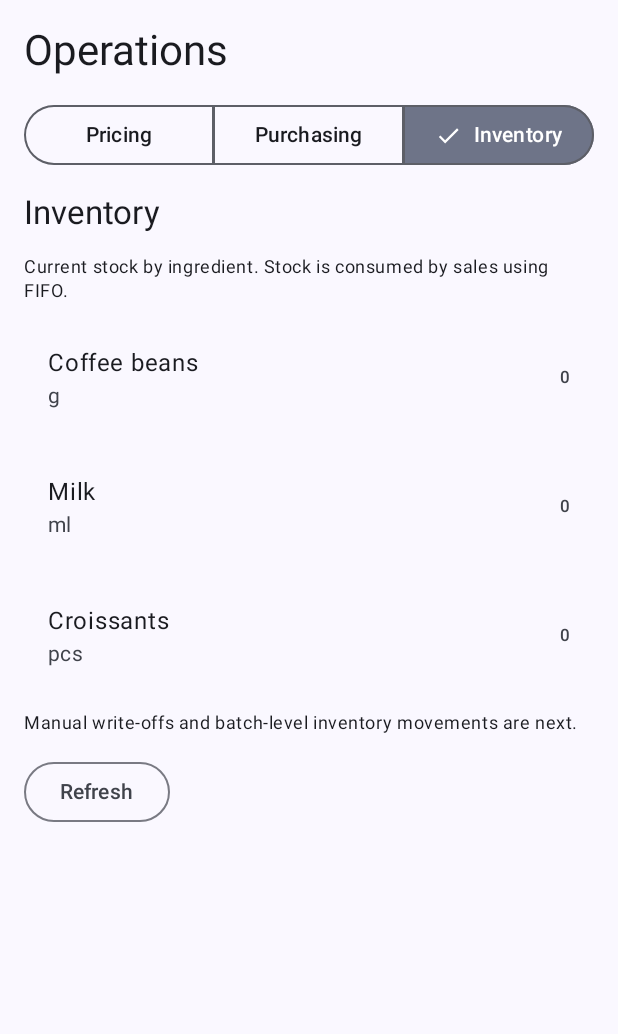
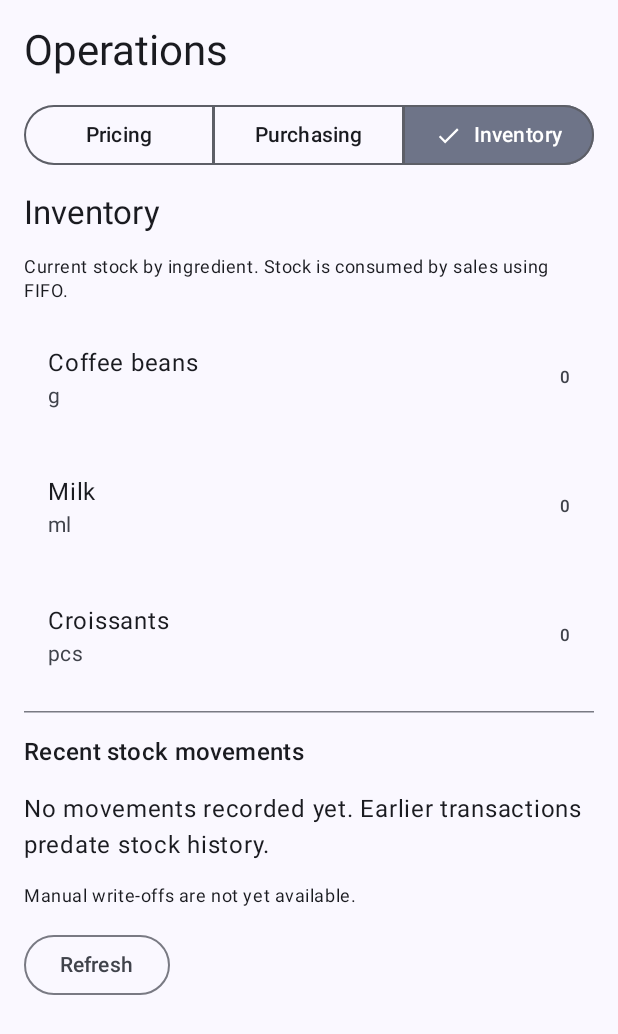
Before and after one commit to volovikigor/runthebusiness, an Android app built with Jetpack Compose: the composable CafeDashboardScreen shown on its own in the app's theme, after a tap on "Inventory", on a phone screen of 412 x 824 dp. Shown: the top 1034 px of the screen. Run offline under Robolectric (Android 15) with nearby library versions, the phone set to English and light mode, and no system bars; our stand-ins replace Room's generated code; 1 other tap on this screen came first.

Commit message:
ui: show receipt and FIFO consumption history in Inventory

```diff
--- a/app/src/main/java/com/example/runthebusiness/ui/cafe/CafeDashboardScreen.kt
+++ b/app/src/main/java/com/example/runthebusiness/ui/cafe/CafeDashboardScreen.kt
@@ -17,12 +17,14 @@ fun CafeDashboardScreen(modifier: Modifier = Modifier) {
     val context = LocalContext.current.applicationContext
     val menu = remember(context) { CafeMenuRepository(context) }
     val purchasing = remember(context) { CafePurchasingRepository(context) }
+    val movementsRepo = remember(context) { CafeTransactionDetailRepository(context) }
     val inventorySetup = remember(context) { CafeInventorySetupRepository(context) }
     val game = remember(context) { GameRepository(context) }
     val dashboard = remember(context) { CafeDashboardRepository(context) }
     val scope = rememberCoroutineScope()
     var products by remember { mutableStateOf<List<CafeMenuItem>>(emptyList()) }
     var stock by remember { mutableStateOf<Map<String, Double>>(emptyMap()) }
+    var movements by remember { mutableStateOf<List<com.example.runthebusiness.data.local.entity.StockMovementEntity>>(emptyList()) }
     var started by remember { mutableStateOf(false) }
     var section by remember { mutableStateOf(0) }
     var busy by remember { mutableStateOf(false) }
@@ -33,6 +35,7 @@ fun CafeDashboardScreen(modifier: Modifier = Modifier) {
         started = dashboard.snapshot() != null
         products = menu.loadMenu()
         stock = purchasing.stock()
+        movements = movementsRepo.movements()
     }
     fun run(action: suspend () -> Unit) {
         scope.launch {
@@ -160,7 +163,21 @@ fun CafeDashboardScreen(modifier: Modifier = Modifier) {
                         }
                     )
                 }
-                Text("Manual write-offs and batch-level inventory movements are next.",
+                HorizontalDivider()
+                Text("Recent stock movements", style = MaterialTheme.typography.titleMedium)
+                if (movements.isEmpty()) Text("No movements recorded yet. Earlier transactions predate stock history.")
+                movements.take(30).forEach { movement ->
+                    ListItem(
+                        headlineContent = { Text(movement.inventoryItemName) },
+                        supportingContent = {
+                            Text("Day ${movement.gameDay} · ${if (movement.quantityDelta > 0) "Purchase" else "Sale consumption"}")
+                        },
+                        trailingContent = {
+                            Text("%+.3f".format(Locale.ROOT, movement.quantityDelta))
+                        }
+                    )
+                }
+                Text("Manual write-offs are not yet available.",
                     style = MaterialTheme.typography.bodySmall)
             }
         }
```
